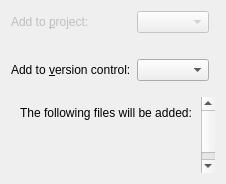
Before: the Qt Designer form src/plugins/projectexplorer/projectwizardpage.ui in qt-creator/qt-creator, drawn with Qt 5.
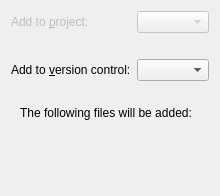
After: the same form once the commit is applied.

Commit message:
"New File" dialog cosmetics
Make the comboboxes expand to the right.

Diff of the .ui file:
```diff
--- a/src/plugins/projectexplorer/projectwizardpage.ui
+++ b/src/plugins/projectexplorer/projectwizardpage.ui
@@ -2,14 +2,6 @@
 <ui version="4.0">
  <class>ProjectExplorer::Internal::WizardPage</class>
  <widget class="QWizardPage" name="ProjectExplorer::Internal::WizardPage">
-  <property name="geometry">
-   <rect>
-    <x>0</x>
-    <y>0</y>
-    <width>226</width>
-    <height>184</height>
-   </rect>
-  </property>
   <property name="title">
    <string>Project Management</string>
   </property>
```
Left out of the diff: 16 changed lines with no effect on the pictures.
